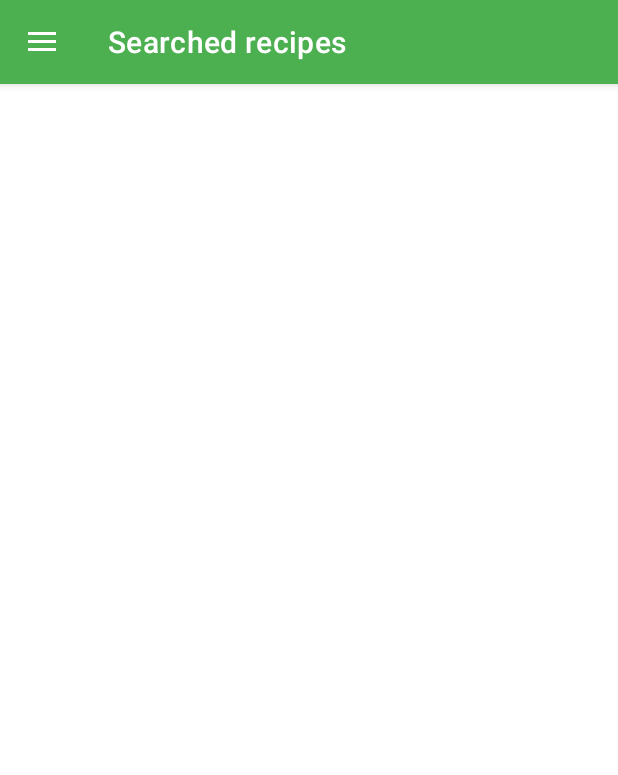
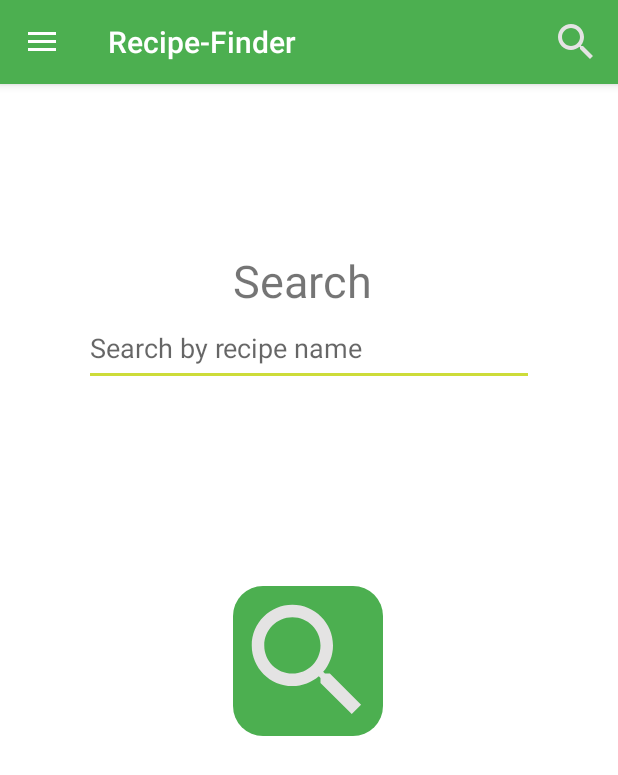
Before and after one commit to GeraltWitcher1/Recipe-Finder, an Android app: the screen it shows after launch (MainActivity), on a phone screen of 412 x 824 dp. Shown: the top 775 px of the screen. Run offline under Robolectric (Android 15) with nearby library versions, the phone set to English and light mode, and no system bars; our stand-ins replace navigation-ui.

Commit message:
implemented searching

```diff
--- a/app/src/main/AndroidManifest.xml
+++ b/app/src/main/AndroidManifest.xml
@@ -13,10 +13,10 @@
         android:theme="@style/Theme.RecipeFinder">
         <activity
             android:name=".MainActivity"
+            android:theme="@style/AppTheme"
             android:exported="true">
             <intent-filter>
                 <action android:name="android.intent.action.MAIN" />
-
                 <category android:name="android.intent.category.LAUNCHER" />
             </intent-filter>
         </activity>
--- a/app/src/main/java/com/example/recipe_finder/MainActivity.java
+++ b/app/src/main/java/com/example/recipe_finder/MainActivity.java
@@ -6,12 +6,15 @@ import androidx.core.view.GravityCompat;
 import androidx.drawerlayout.widget.DrawerLayout;
 import androidx.navigation.NavController;
 import androidx.navigation.Navigation;
+import androidx.navigation.fragment.NavHostFragment;
 import androidx.navigation.ui.AppBarConfiguration;
 import androidx.navigation.ui.NavigationUI;
 import androidx.recyclerview.widget.RecyclerView;
 
 import android.os.Bundle;
+import android.view.Menu;
 import android.view.MenuItem;
+import android.widget.Toast;
 
 import com.example.recipe_finder.utility.RecipeListAdapter;
 import com.google.android.material.navigation.NavigationView;
@@ -22,6 +25,7 @@ public class MainActivity extends AppCompatActivity {
     AppBarConfiguration appBarConfiguration;
     DrawerLayout drawerLayout;
     NavigationView navigationDrawer;
+    Toolbar toolbar;
 
 
     @Override
@@ -35,13 +39,15 @@ public class MainActivity extends AppCompatActivity {
     private void initViews() {
         drawerLayout = findViewById(R.id.drawer_layout);
         navigationDrawer = findViewById(R.id.navigation_drawer);
+        toolbar = findViewById(R.id.toolbar);
     }
 
     private void setupNavigation() {
         navController = Navigation.findNavController(this, R.id.nav_host_fragment);
+        setSupportActionBar(toolbar);
 
         appBarConfiguration = new AppBarConfiguration.Builder(
-                R.id.nav_recipe_list)
+                R.id.nav_search)
                 .setOpenableLayout(drawerLayout)
                 .build();
 
@@ -63,7 +69,16 @@ public class MainActivity extends AppCompatActivity {
     }
 
     @Override
+    public boolean onCreateOptionsMenu(Menu menu) {
+        getMenuInflater().inflate(R.menu.toolbar_menu, menu);
+        return true;
+    }
+
+    @Override
     public boolean onOptionsItemSelected(MenuItem item) {
+        if (item.getItemId() == R.id.search){
+            navController.navigate(R.id.nav_search);
+        }
         return NavigationUI.onNavDestinationSelected(item, navController) || super.onOptionsItemSelected(item);
     }
 
--- a/app/src/main/java/com/example/recipe_finder/repository/RecipeRepository.java
+++ b/app/src/main/java/com/example/recipe_finder/repository/RecipeRepository.java
@@ -7,7 +7,6 @@ import com.example.recipe_finder.model.RecipeListItem;
 import java.util.ArrayList;
 
 public interface RecipeRepository {
-    LiveData<ArrayList<RecipeListItem>> getRecipes();
+    LiveData<ArrayList<RecipeListItem>> getRecipes(String recipeName);
 
-    void populateArray();
 }
--- a/app/src/main/java/com/example/recipe_finder/ui/recipe_list/RecipeListViewModel.java
+++ b/app/src/main/java/com/example/recipe_finder/ui/recipe_list/RecipeListViewModel.java
@@ -15,17 +15,25 @@ public class RecipeListViewModel extends ViewModel {
 
     RecipeRepository recipeRepository;
 
+    String recipeListSearchString;
+
+
+    RecipeListItem currentRecipe;
+
     public RecipeListViewModel() {
         this.recipeRepository = RecipeRepositoryImpl.getInstance();
-        recipeRepository.populateArray();
     }
 
     public LiveData<ArrayList<RecipeListItem>> getRecipes() {
-        return recipeRepository.getRecipes();
+        return recipeRepository.getRecipes(recipeListSearchString);
     }
 
-    public void searchRecipe(String s){
-        System.out.println("Placeholder for searching recipes");
+    public void setSearchString(String searchString){
+        recipeListSearchString = searchString;
+        recipeRepository.getRecipes(recipeListSearchString);
     }
 
+    public void setCurrentRecipe(RecipeListItem currentRecipe) {
+        this.currentRecipe = currentRecipe;
+    }
 }
--- /dev/null
+++ b/app/src/main/java/com/example/recipe_finder/ui/search/SearchFragment.java
@@ -0,0 +1,50 @@
+package com.example.recipe_finder.ui.search;
+
+import android.os.Bundle;
+import android.view.LayoutInflater;
+import android.view.View;
+import android.view.ViewGroup;
+import android.widget.EditText;
+import android.widget.ImageView;
+
+import androidx.annotation.NonNull;
+import androidx.annotation.Nullable;
+import androidx.fragment.app.Fragment;
+import androidx.lifecycle.ViewModelProvider;
+import androidx.navigation.fragment.NavHostFragment;
+
+import com.example.recipe_finder.R;
+import com.example.recipe_finder.ui.recipe_list.RecipeListViewModel;
+
+public class SearchFragment extends Fragment {
+
+    EditText searchField;
+    ImageView searchButton;
+
+    RecipeListViewModel viewModel;
+
+    @Override
+    public View onCreateView(@NonNull LayoutInflater inflater, ViewGroup container, Bundle savedInstanceState) {
+
+        return inflater.inflate(R.layout.fragment_search, container, false);
+    }
+
+    @Override
+    public void onViewCreated(@NonNull View view, @Nullable Bundle savedInstanceState) {
+        super.onViewCreated(view, savedInstanceState);
+
+        searchField = view.findViewById(R.id.recipe_search_text);
+        searchButton = view.findViewById(R.id.recipe_search_button);
+
+        viewModel = new ViewModelProvider(requireActivity()).get(RecipeListViewModel.class);
+
+        searchButton.setOnClickListener(this::searchButtonPressed);
+
+    }
+
+    private void searchButtonPressed(View view) {
+        viewModel.setSearchString(searchField.getText().toString());
+        NavHostFragment.findNavController(this).navigate(R.id.action_nav_search_to_nav_recipe_list);
+    }
+
+}
--- a/app/src/main/res/layout/activity_main.xml
+++ b/app/src/main/res/layout/activity_main.xml
@@ -13,10 +13,26 @@
         android:layout_height="match_parent"
         tools:context=".MainActivity">
 
+        <com.google.android.material.appbar.AppBarLayout
+            android:layout_width="match_parent"
+            android:layout_height="wrap_content"
+            android:theme="@style/AppTheme.AppBarOverlay">
+
+            <androidx.appcompat.widget.Toolbar
+                android:id="@+id/toolbar"
+                android:layout_width="match_parent"
+                android:layout_height="?attr/actionBarSize"
+                android:background="@color/colorPrimary"
+                app:popupTheme="@style/AppTheme.PopupOverlay" />
+
+        </com.google.android.material.appbar.AppBarLayout>
+
+
         <androidx.constraintlayout.widget.ConstraintLayout
             android:id="@+id/container"
             android:layout_width="match_parent"
-            android:layout_height="match_parent">
+            android:layout_height="match_parent"
+            android:paddingTop="?attr/actionBarSize">
 
             <fragment
                 android:id="@+id/nav_host_fragment"
--- a/app/src/main/res/layout/fragment_search.xml
+++ b/app/src/main/res/layout/fragment_search.xml
@@ -5,7 +5,7 @@
     android:layout_width="match_parent"
     android:layout_height="match_parent"
     android:background="#FFFFFF"
-    tools:context=".ui.search.Search">
+    tools:context=".ui.search.SearchFragment">
 
     <TextView
         android:id="@+id/search_label"
@@ -36,7 +36,7 @@
 
 
     <ImageView
-        android:id="@+id/search_button"
+        android:id="@+id/recipe_search_button"
         android:layout_width="100dp"
         android:layout_height="100dp"
         android:layout_marginTop="100dp"
--- a/app/src/main/res/menu/navigation_menu.xml
+++ b/app/src/main/res/menu/navigation_menu.xml
@@ -4,7 +4,7 @@
 
 
     <item
-        android:id="@+id/nav_recipe_list"
+        android:id="@+id/nav_search"
         android:title="@string/Search" />
     <item
         android:id="@+id/nav_categories"
--- /dev/null
+++ b/app/src/main/res/menu/toolbar_menu.xml
@@ -0,0 +1,10 @@
+<?xml version="1.0" encoding="utf-8"?>
+<menu xmlns:android="http://schemas.android.com/apk/res/android"
+    xmlns:app="http://schemas.android.com/apk/res-auto">
+
+    <item
+        android:id="@+id/search"
+        android:title="@string/search_nav_button"
+        app:showAsAction="always"
+        android:icon="@drawable/search_icon"/>
+</menu>
--- a/app/src/main/res/navigation/navigation.xml
+++ b/app/src/main/res/navigation/navigation.xml
@@ -3,7 +3,7 @@
     xmlns:app="http://schemas.android.com/apk/res-auto"
     xmlns:tools="http://schemas.android.com/tools"
     android:id="@+id/navigation.xml"
-    app:startDestination="@+id/nav_recipe_list">
+    app:startDestination="@+id/nav_search">
 
 
     <fragment
@@ -11,7 +11,11 @@
         android:name="com.example.recipe_finder.ui.recipe_list.RecipeListFragment"
         android:label="Searched recipes"
         tools:layout="@layout/fragment_recipe_list"
-        />
+        >
+        <action
+            android:id="@+id/action_nav_recipe_list_to_nav_search"
+            app:destination="@id/nav_search" />
+    </fragment>
 
     <fragment
         android:id="@+id/nav_categories"
@@ -43,8 +47,12 @@
 
     <fragment
         android:id="@+id/nav_search"
-        android:name="com.example.recipe_finder.ui.search.Search"
+        android:name="com.example.recipe_finder.ui.search.SearchFragment"
         tools:layout="@layout/fragment_search"
-        />
+        >
+        <action
+            android:id="@+id/action_nav_search_to_nav_recipe_list"
+            app:destination="@id/nav_recipe_list" />
+    </fragment>
 
 </navigation>
--- a/app/src/main/res/values/strings.xml
+++ b/app/src/main/res/values/strings.xml
@@ -11,4 +11,5 @@
     <string name="search">Search</string>
     <string name="go">GO</string>
     <string name="searchButton">searchButton</string>
+    <string name="search_nav_button">Search</string>
 </resources>
```
Also changed, not shown: app/src/main/java/com/example/recipe_finder/repository/RecipeRepositoryImpl.java (+24 -23 lines), app/src/main/java/com/example/recipe_finder/ui/search/Search.java (deleted, +0 -21 lines).
